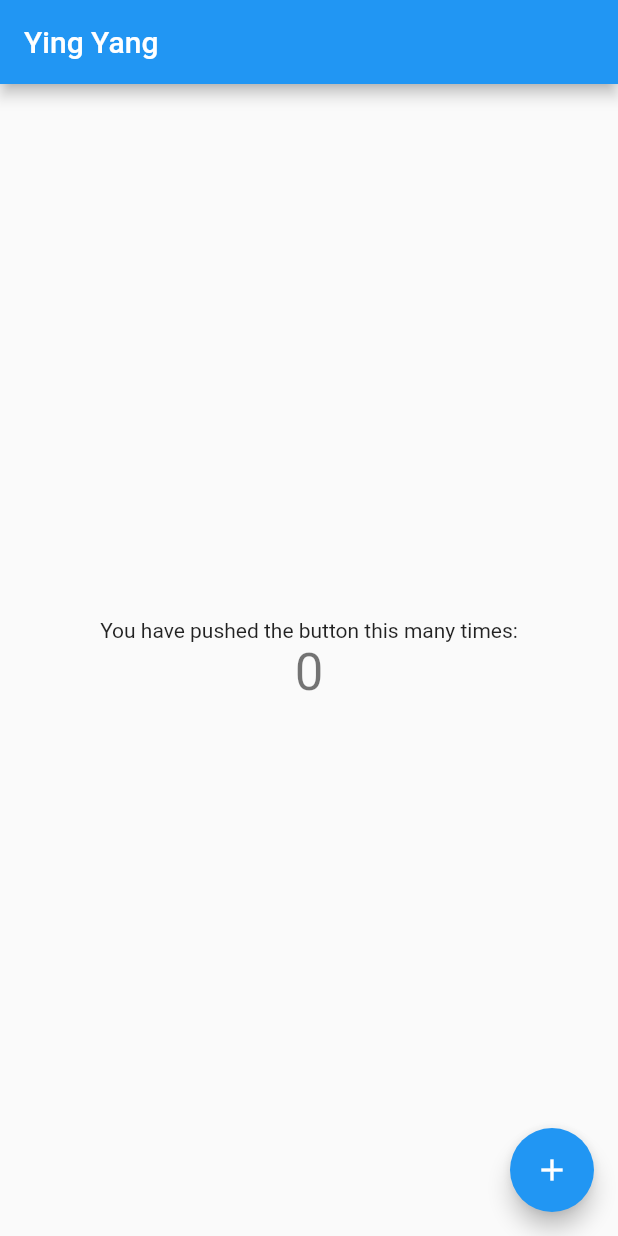
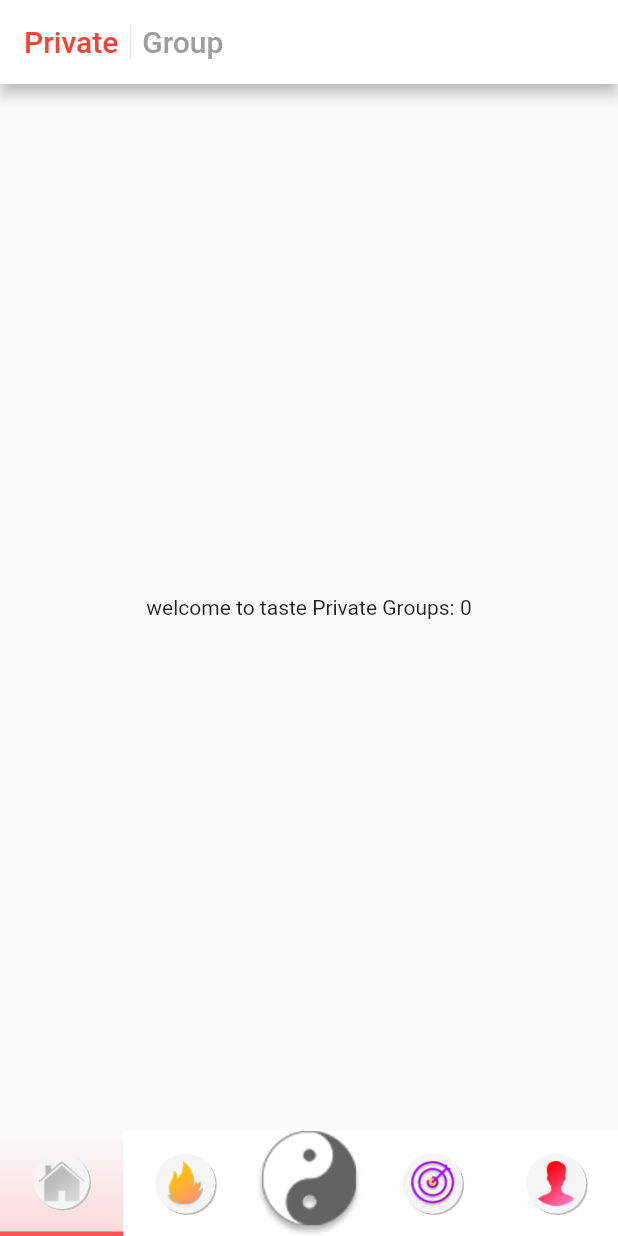
Before and after one commit to Sigilai5/YingYang, a Flutter app: the screen it shows after launch, on a phone screen of 412 x 824 dp. Run offline on Flutter 3.47's test engine with Material 2 defaults, Android fonts, the phone set to English and light mode, and no system bars.

Commit message:
addded top nave

```diff
--- a/lib/main.dart
+++ b/lib/main.dart
@@ -1,4 +1,5 @@
 import 'package:flutter/material.dart';
+import 'modules/private_group_screen/private_group.dart';
 
 void main() => runApp(MyApp());
 
@@ -20,7 +21,7 @@ class MyApp extends StatelessWidget {
         // is not restarted.
         primarySwatch: Colors.blue,
       ),
-      home: MyHomePage(title: 'Ying Yang'),
+      home: PrivateGroup(),
     );
   }
 }
--- /dev/null
+++ b/lib/modules/private_group_screen/private_group.dart
@@ -0,0 +1,112 @@
+import 'package:flutter/cupertino.dart';
+import 'package:flutter/material.dart';
+import 'package:flutter/painting.dart';
+
+class PrivateGroup extends StatefulWidget {
+  @override
+  _DashboardState createState() => _DashboardState();
+}
+
+class _DashboardState extends State<PrivateGroup> {
+  int _selectedItem = 0;
+  @override
+  Widget build(BuildContext context) {
+    var size = MediaQuery.of(context).size;
+
+    return MaterialApp(
+      theme:ThemeData(
+          appBarTheme: AppBarTheme(
+              color: Colors.white
+          )
+      ),
+      home: Scaffold(
+      appBar: AppBar(
+        title:IntrinsicHeight(
+            child: Row(
+              mainAxisAlignment: MainAxisAlignment.start,
+          children: [
+            Text("Private",style: TextStyle(color: Colors.red),),
+            VerticalDivider(),
+            Text("Group",style: TextStyle(color: Colors.grey),),
+          ],
+        )
+          ,)
+      ),
+      body: Container(
+        child: Stack(
+          children: <Widget>[
+            Center(
+                child: Text("welcome to taste Private Groups: $_selectedItem")
+            )
+          ],
+        ),
+      ),
+      bottomNavigationBar: Row(
+        children: <Widget>[
+          BuildNavItem(Image.asset("assets/images/Home-xxhdpi.png"),0),
+          BuildNavItem(Image.asset("assets/images/Fire-xxxhdpi.png"),1),
+          BuildNavItem(Image.asset("assets/images/Yin-Yan-xxxhdpi.png"),2),
+          BuildNavItem(Image.asset("assets/images/Target-xxxhdpi.png"),3),
+          BuildNavItem(Image.asset("assets/images/Profile_Icon-xxxhdpi.png"),4)
+        ],
+      ),
+    ),
+    );
+
+  }
+
+  Widget BuildNavItem(Image image, int index) {
+    var size = MediaQuery.of(context).size;
+    return GestureDetector(
+      onTap: (){
+        setState(() {
+          _selectedItem = index;
+        });
+      },
+      child: Container(
+          height: 70,
+          width: size.width/5,
+          decoration: index == _selectedItem ? BoxDecoration(
+            border: Border(
+                bottom: BorderSide(width:3,color: Colors.redAccent)
+            ),
+            gradient: LinearGradient(
+                colors: [
+                  Colors.redAccent.withOpacity(0.2),
+                  Colors.redAccent.withOpacity(0.001)
+                ],
+                begin: Alignment.bottomCenter,
+                end: Alignment.topCenter
+            ),
+          ) : BoxDecoration(
+              color: Colors.white
+          ),
+          child: Container(
+            padding: index != 2 ? EdgeInsets.all(5.0) : EdgeInsets.all(0),
+            margin: index != 2 ? EdgeInsets.all(15.0) : EdgeInsets.all(0),
+            decoration: BoxDecoration(
+              //color: Colors.black38,
+              //border: Border.all(color:Colors.grey[300], width: 3,style: BorderStyle.solid),
+                boxShadow: index != 2 ? [
+                  BoxShadow(
+                    color: Colors.grey[400],
+                    offset: Offset(1.0,1.0),
+                    blurRadius: 0,
+                    spreadRadius: 0,
+                  ),
+                  BoxShadow(
+                    color: Colors.grey[100],
+                    offset: Offset(0, 0),
+                    blurRadius: 0,
+                    spreadRadius: 0,
+                  ),
+                ] : [],
+                //borderRadius: BorderRadius.all(Radius.circular(40.0))
+                shape: BoxShape.circle
+            ),
+            child: image,
+          )
+      ),
+    );
+  }
+}
```
Also changed, not shown: assets/images/Fire-xxxhdpi.png (added), assets/images/Home-xxhdpi.png (added), assets/images/Profile_Icon-xxxhdpi.png (added), assets/images/Target-xxxhdpi.png (added), assets/images/Yin-Yan-xxxhdpi.png (added), assets/images/background.png (added).
